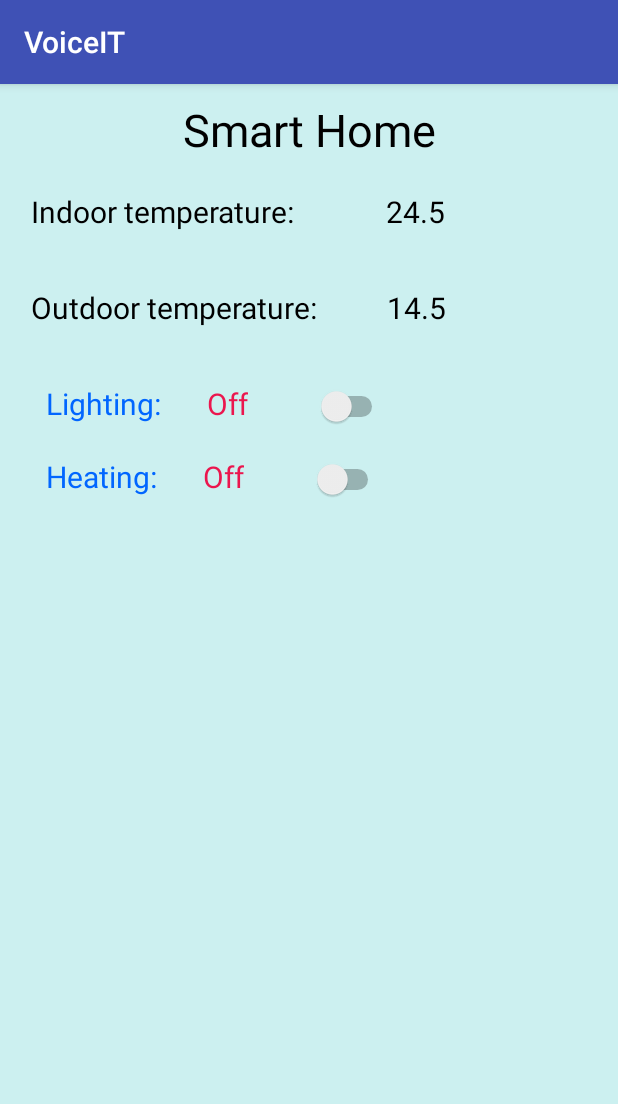
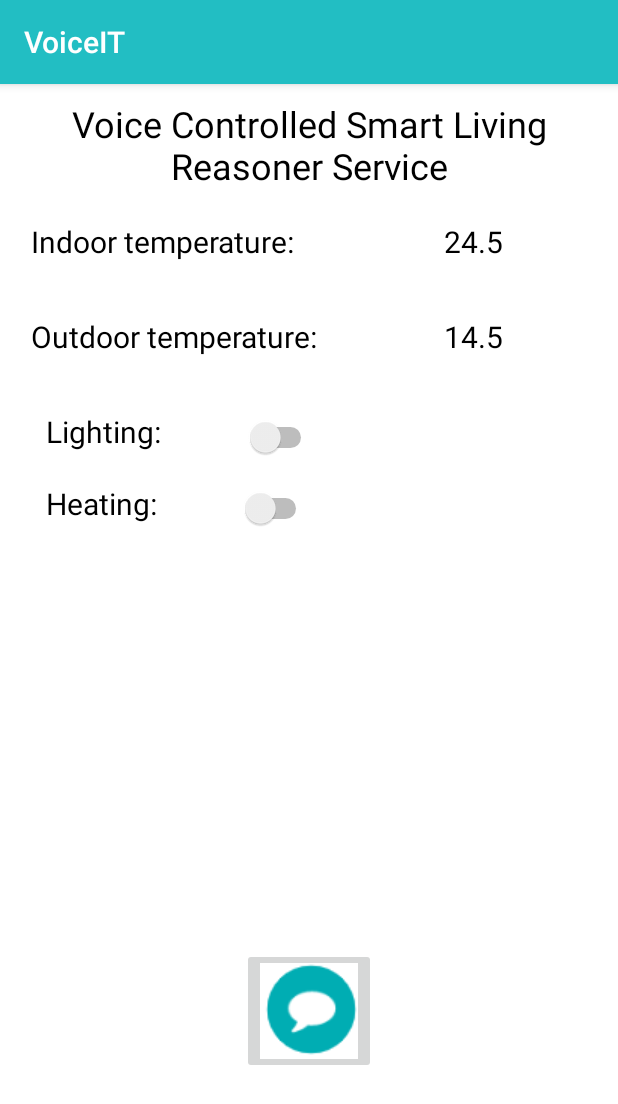
Before and after one commit to Minijaa/VoiceIT, an Android app: the screen it shows after launch (MainActivity), on a phone screen of 412 x 824 dp. Shown: the top 1104 px of the screen. Run offline under Robolectric (Android 15) with nearby library versions, the phone set to English and light mode, and no system bars; 2 statements that could not run were skipped.

Commit message:
First attempt at new layout, no hate vet att d e jettefoolt

```diff
--- a/app/src/main/res/layout/activity_main.xml
+++ b/app/src/main/res/layout/activity_main.xml
@@ -1,161 +1,151 @@
 <?xml version="1.0" encoding="utf-8"?>
-<LinearLayout xmlns:android="http://schemas.android.com/apk/res/android"
-              android:orientation="vertical"
+<android.support.constraint.ConstraintLayout xmlns:android="http://schemas.android.com/apk/res/android"
+    xmlns:app="http://schemas.android.com/apk/res-auto"
+    xmlns:tools="http://schemas.android.com/tools"
+    android:id="@+id/linearLayout"
     android:layout_width="match_parent"
     android:layout_height="match_parent"
     android:background="@color/activitybackground">
 
 
-
     <TextView
         android:id="@+id/title"
-        android:layout_width="fill_parent"
+        android:layout_width="wrap_content"
         android:layout_height="wrap_content"
+        android:gravity="center"
         android:padding="10dip"
-        android:gravity="center"
         android:text="@string/txv_title_temp"
         android:textColor="@color/black_alpha"
-        android:textSize="30sp" />
+        android:textSize="24sp"
+        app:layout_constraintStart_toStartOf="parent"
+        app:layout_constraintTop_toTopOf="parent" />
 
-    <LinearLayout
-        android:orientation="horizontal"
-        android:layout_width="wrap_content"
-        android:layout_height="wrap_content"
-        android:padding="5dip"
-        >
+
     <TextView
         android:id="@+id/indoorTemp"
         android:layout_width="wrap_content"
         android:layout_height="wrap_content"
+        android:layout_marginStart="15dp"
+        android:layout_marginLeft="15dp"
+        android:layout_marginTop="5dp"
         android:padding="5dip"
-            android:layout_marginLeft="10dp"
         android:text="@string/txv_indoor_temp"
         android:textColor="@color/black_alpha"
         android:textSize="20sp"
-            android:layout_marginBottom="15dp"/>
+        app:layout_constraintStart_toStartOf="parent"
+        app:layout_constraintTop_toBottomOf="@+id/title" />
 
     <TextView
         android:id="@+id/indoorTempShow"
         android:layout_width="wrap_content"
         android:layout_height="wrap_content"
+        android:layout_marginTop="5dp"
+        android:layout_marginEnd="71dp"
+        android:layout_marginRight="71dp"
         android:padding="5dip"
-            android:layout_marginLeft="50dp"
         android:text="@string/txv_indoor_temp_show"
         android:textColor="@color/black_alpha"
-            android:textSize="20sp" />
+        android:textSize="20sp"
+        app:layout_constraintEnd_toEndOf="@+id/title"
+        app:layout_constraintTop_toBottomOf="@+id/title" />
 
-    </LinearLayout>
-    <LinearLayout
-        android:orientation="horizontal"
-        android:layout_width="wrap_content"
-        android:layout_height="wrap_content"
-        android:padding="5dip">
+
     <TextView
         android:id="@+id/outdoorTemp"
         android:layout_width="wrap_content"
         android:layout_height="wrap_content"
+        android:layout_marginStart="15dp"
+        android:layout_marginLeft="15dp"
         android:padding="5dip"
-            android:layout_marginLeft="10dp"
         android:text="@string/txv_outdoor_temp"
         android:textColor="@color/black_alpha"
         android:textSize="20sp"
-            android:layout_marginBottom="15dp"/>
+        app:layout_constraintBaseline_toBaselineOf="@+id/outdoorTempShow"
+        app:layout_constraintStart_toStartOf="parent" />
 
     <TextView
         android:id="@+id/outdoorTempShow"
         android:layout_width="wrap_content"
         android:layout_height="wrap_content"
+        android:layout_marginTop="25dp"
         android:padding="5dip"
-            android:layout_marginLeft="35dp"
         android:text="@string/txv_outdoor_temp_show"
         android:textColor="@color/black_alpha"
-            android:textSize="20sp" />
+        android:textSize="20sp"
+        app:layout_constraintStart_toStartOf="@+id/indoorTempShow"
+        app:layout_constraintTop_toBottomOf="@+id/indoorTempShow" />
 
-    </LinearLayout>
 
-    <LinearLayout
-        android:orientation="horizontal"
-        android:layout_width="wrap_content"
-        android:layout_height="wrap_content"
-        android:padding="5dip">
     <TextView
         android:id="@+id/outdoorLight"
         android:layout_width="wrap_content"
         android:layout_height="wrap_content"
+        android:layout_marginStart="25dp"
+        android:layout_marginLeft="25dp"
+        android:layout_marginTop="25dp"
         android:padding="5dip"
-            android:layout_marginLeft="20dp"
         android:text="@string/txv_outdoor_light"
-            android:textColor="@color/blue_text"
-            android:textSize="20sp" />
-
-        <TextView
-            android:id="@+id/outdoorLightShow"
-            android:layout_width="wrap_content"
-            android:layout_height="wrap_content"
-            android:padding="5dip"
-            android:layout_marginLeft="20dp"
-            android:text="@string/txv_outdoor_light_show"
-            android:textColor="@color/title_bar_color"
-            android:textSize="20sp" />
+        android:textColor="@color/black_alpha"
+        android:textSize="20sp"
+        app:layout_constraintStart_toStartOf="parent"
+        app:layout_constraintTop_toBottomOf="@+id/outdoorTemp" />
 
     <Switch
         android:id="@+id/btnToggle"
         android:layout_width="wrap_content"
         android:layout_height="wrap_content"
-            android:layout_marginLeft="40dp" />
+        android:layout_marginStart="3dp"
+        android:layout_marginLeft="3dp"
+        android:layout_marginBottom="20dp"
+        android:textColorLink="@color/colorPrimaryDark"
+        app:layout_constraintBottom_toTopOf="@+id/btnToggle2"
+        app:layout_constraintStart_toStartOf="@+id/btnToggle2" />
 
-    </LinearLayout>
-    <LinearLayout
-        android:orientation="horizontal"
-        android:layout_width="wrap_content"
-        android:layout_height="wrap_content"
-        android:padding="5dip">
+
     <TextView
         android:id="@+id/heater"
         android:layout_width="wrap_content"
         android:layout_height="wrap_content"
+        android:layout_marginTop="10dp"
         android:padding="5dip"
-            android:layout_marginLeft="20dp"
         android:text="@string/txv_heater"
-            android:textColor="@color/blue_text"
-            android:textSize="20sp" />
-
-        <TextView
-            android:id="@+id/outdoorLightShow2"
-            android:layout_width="wrap_content"
-            android:layout_height="wrap_content"
-            android:padding="5dip"
-            android:layout_marginLeft="20dp"
-            android:text="@string/txv_outdoor_light_show"
-            android:textColor="@color/title_bar_color"
-            android:textSize="20sp" />
+        android:textColor="@color/black_alpha"
+        android:textSize="20sp"
+        app:layout_constraintStart_toStartOf="@+id/outdoorLight"
+        app:layout_constraintTop_toBottomOf="@+id/outdoorLight" />
 
     <Switch
         android:id="@+id/btnToggle2"
         android:layout_width="wrap_content"
         android:layout_height="wrap_content"
-            android:layout_marginLeft="40dp" />
-
-    </LinearLayout>
-
-    <LinearLayout
-        android:orientation="horizontal"
-        android:layout_width="wrap_content"
-        android:layout_height="wrap_content"
-        android:padding="5dip">
+        android:layout_marginStart="125dp"
+        android:layout_marginLeft="125dp"
+        android:layout_marginEnd="123dp"
+        android:layout_marginRight="123dp"
+        android:layout_marginBottom="2dp"
+        android:textColorLink="@color/colorPrimaryDark"
+        app:layout_constraintBottom_toBottomOf="@+id/heater"
+        app:layout_constraintEnd_toEndOf="@+id/outdoorTempShow"
+        app:layout_constraintStart_toStartOf="@+id/heater" />
 
 
+    <ImageButton
+        android:id="@+id/imageButton2"
+        android:layout_width="89dp"
+        android:layout_height="wrap_content"
+        android:layout_marginStart="8dp"
+        android:layout_marginTop="109dp"
+        android:layout_marginEnd="8dp"
+        android:layout_marginBottom="108dp"
+        android:adjustViewBounds="false"
+        android:baselineAlignBottom="false"
+        android:cropToPadding="false"
+        app:layout_constraintBottom_toBottomOf="parent"
+        app:layout_constraintEnd_toEndOf="parent"
+        app:layout_constraintHorizontal_bias="0.501"
+        app:layout_constraintStart_toStartOf="parent"
+        app:layout_constraintTop_toTopOf="@+id/outdoorLight"
+        app:layout_constraintVertical_bias="1.0"
+        app:srcCompat="@drawable/VoiceITicon" />
 
-    </LinearLayout>
-
-    <LinearLayout
-        android:orientation="horizontal"
-        android:layout_width="wrap_content"
-        android:layout_height="wrap_content"
-        android:padding="5dip">
-
-
-
-    </LinearLayout>
-
-</LinearLayout>
+</android.support.constraint.ConstraintLayout>
--- a/app/src/main/res/values/colors.xml
+++ b/app/src/main/res/values/colors.xml
@@ -1,12 +1,12 @@
 <?xml version="1.0" encoding="utf-8"?>
 <resources>
-    <color name="colorPrimary">#3F51B5</color>
-    <color name="colorPrimaryDark">#303F9F</color>
+    <color name="colorPrimary">#22bec3</color>
+    <color name="colorPrimaryDark">#187c8f</color>
     <color name="colorAccent">#FF4081</color>
     <color name="black_alpha">#000000</color>
     <color name="text_box_background">#E7E7E7</color>
     <color name="blue_text">#0166ff</color>
-    <color name="title_bar_color">#EB164E</color>
-    <color name="activitybackground">#ccf0f0</color>
+    <color name="title_bar_color">#22bec3</color>
+    <color name="activitybackground">#ffffff</color>
     <color name="activityfont">#3f3f3f</color>
 </resources>
--- a/app/src/main/res/values/strings.xml
+++ b/app/src/main/res/values/strings.xml
@@ -1,6 +1,6 @@
 <resources>
     <string name="app_name">VoiceIT</string>
-    <string name="txv_title_temp">Smart Home</string>
+    <string name="txv_title_temp">Voice Controlled Smart Living Reasoner Service</string>
     <string name="txv_indoor_temp">Indoor temperature:</string>
     <string name="txv_indoor_temp_show">11.11</string>
     <string name="txv_outdoor_temp">Outdoor temperature:</string>
```
Also changed, not shown: app/src/main/res/drawable/VoiceITicon.png (added). Lines whose indentation alone changed are shown as unchanged.
